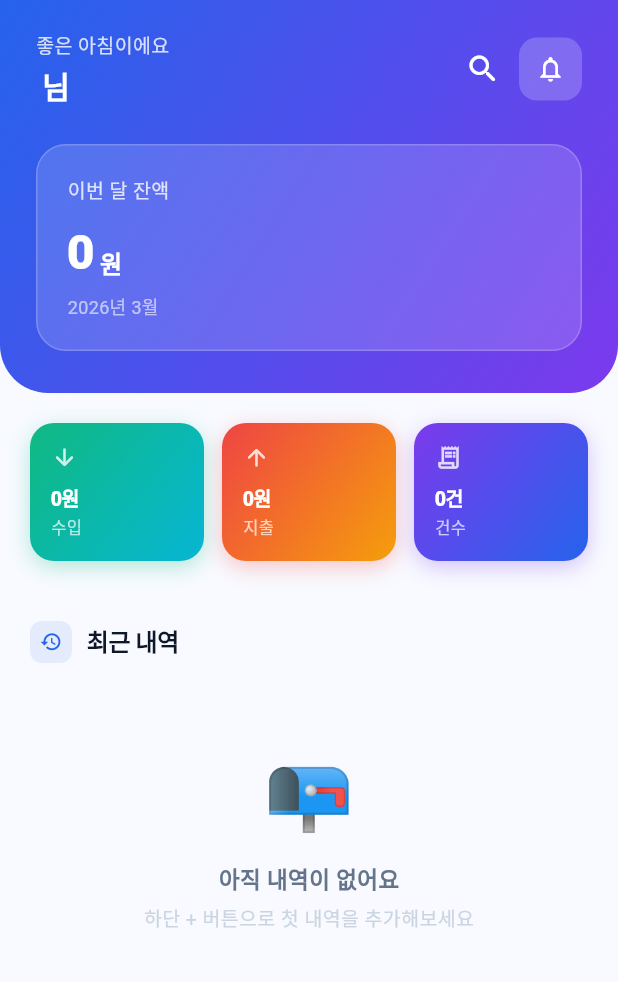
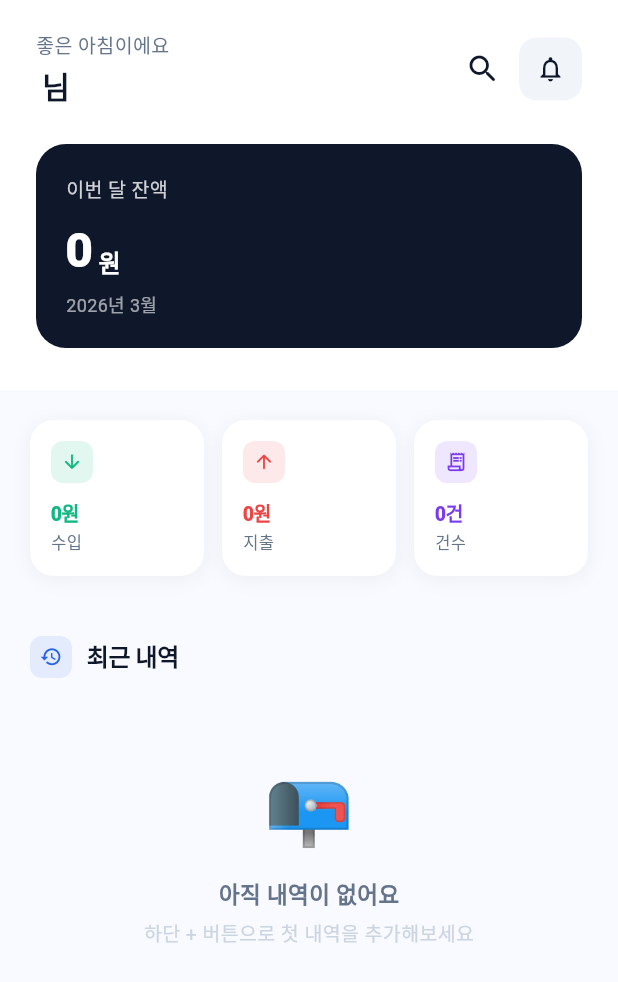
Before and after one commit to LimJongTak/ceremonial-ledger, a Flutter app: the HomeScreen screen opened directly, on a phone screen of 412 x 824 dp. Shown: the top 982 px of the screen. Run offline on Flutter 3.47's test engine with Material 3 defaults, Android fonts, the phone set to English and light mode, and no system bars; our stand-ins replace cloud_firestore, drift, drift_flutter, file_picker, firebase_auth, firebase_core and 9 more; missing offline and left inert: excel, flutter_naver_login, google_mlkit_text_recognition, home_widget, kakao_flutter_sdk_user; accounts and stored records are empty; generated files the repository leaves out were written again; network calls fail.

Commit message:
style: 홈/통계/프로필 화면 그라디언트 제거 및 모던 UI 적용
- 홈 헤더: 파란 그라디언트 → 흰색 배경, 텍스트/아이콘 다크 컬러
- 홈 잔액 카드: 반투명 glass → 다크 네이비(#0F172A) 프리미엄 카드
- 홈 수입/지출/건수 칩: 그라디언트 → 흰 카드 + 컬러 아이콘 + 컬러 텍스트
- 홈 최근 내역 아이콘: 그라디언트 배경 → 연한 회색(#F1F5F9) 중립 배경
- 통계 헤더: 파란 그라디언트 → 흰색 배경, 연도 버튼 블루 accent
- 통계 연간 요약 카드: glass → 컬러별 연한 배경 + 컬러 텍스트
- 프로필 헤더: 파란 그라디언트 → 흰색 배경, 아바타/텍스트 다크 컬러
- 프로필 총계 칩: glass → 컬러별 연한 배경 + 컬러 값 텍스트

Co-Authored-By: Claude Sonnet 4.6 <noreply@anthropic.com>

```diff
--- a/lib/views/home/home_screen.dart
+++ b/lib/views/home/home_screen.dart
@@ -139,8 +139,7 @@ class _Header extends StatelessWidget {
       padding: EdgeInsets.fromLTRB(
           24, MediaQuery.paddingOf(context).top + 20, 24, 28),
       decoration: const BoxDecoration(
-        gradient: AppTheme.gradientPrimary,
-        borderRadius: BorderRadius.vertical(bottom: Radius.circular(32)),
+        color: Colors.white,
       ),
       child: Column(
         crossAxisAlignment: CrossAxisAlignment.start,
@@ -152,13 +151,13 @@ class _Header extends StatelessWidget {
                 crossAxisAlignment: CrossAxisAlignment.start,
                 children: [
                   Text(greeting,
-                      style: TextStyle(
-                          color: Colors.white.withValues(alpha: 0.8),
+                      style: const TextStyle(
+                          color: AppTheme.textSecondary,
                           fontSize: 13)),
                   const SizedBox(height: 2),
                   Text('$nickname 님',
                       style: const TextStyle(
-                          color: Colors.white,
+                          color: AppTheme.textPrimary,
                           fontSize: 20,
                           fontWeight: FontWeight.w800,
                           letterSpacing: -0.5)),
@@ -166,7 +165,7 @@ class _Header extends StatelessWidget {
               ),
               Row(children: [
                 IconButton(
-                  icon: const Icon(Icons.search_rounded, color: Colors.white),
+                  icon: const Icon(Icons.search_rounded, color: AppTheme.textPrimary),
                   onPressed: () => Navigator.push(
                     context,
                     MaterialPageRoute(builder: (_) => SearchScreen()),
@@ -182,11 +181,11 @@ class _Header extends StatelessWidget {
                     width: 42,
                     height: 42,
                     decoration: BoxDecoration(
-                      color: Colors.white.withValues(alpha: 0.2),
+                      color: const Color(0xFFF1F5F9),
                       borderRadius: BorderRadius.circular(12),
                     ),
                     child: const Icon(Icons.notifications_outlined,
-                        color: Colors.white, size: 20),
+                        color: AppTheme.textPrimary, size: 20),
                   ),
                 ),
               ]),
@@ -198,9 +197,8 @@ class _Header extends StatelessWidget {
           Container(
             padding: const EdgeInsets.all(20),
             decoration: BoxDecoration(
-              color: Colors.white.withValues(alpha: 0.15),
+              color: const Color(0xFF0F172A),
               borderRadius: BorderRadius.circular(20),
-              border: Border.all(color: Colors.white.withValues(alpha: 0.2)),
             ),
             child: Column(
               crossAxisAlignment: CrossAxisAlignment.start,
@@ -277,7 +275,7 @@ class _MonthSummaryCards extends StatelessWidget {
             child: _SummaryMini(
           label: '수입',
           value: '${fmt.format(income)}원',
-          gradient: AppTheme.gradientIncome,
+          color: AppTheme.income,
           icon: Icons.arrow_downward_rounded,
         )),
         const SizedBox(width: 12),
@@ -285,7 +283,7 @@ class _MonthSummaryCards extends StatelessWidget {
             child: _SummaryMini(
           label: '지출',
           value: '${fmt.format(expense)}원',
-          gradient: AppTheme.gradientExpense,
+          color: AppTheme.expense,
           icon: Icons.arrow_upward_rounded,
         )),
         const SizedBox(width: 12),
@@ -293,11 +291,7 @@ class _MonthSummaryCards extends StatelessWidget {
             child: _SummaryMini(
           label: '건수',
           value: '$count건',
-          gradient: const LinearGradient(
-            colors: [Color(0xFF7C3AED), Color(0xFF2563EB)],
-            begin: Alignment.topLeft,
-            end: Alignment.bottomRight,
-          ),
+          color: AppTheme.secondary,
           icon: Icons.receipt_long_outlined,
         )),
       ]),
@@ -307,43 +301,51 @@ class _MonthSummaryCards extends StatelessWidget {
 
 class _SummaryMini extends StatelessWidget {
   final String label, value;
-  final LinearGradient gradient;
+  final Color color;
   final IconData icon;
   const _SummaryMini(
       {required this.label,
       required this.value,
-      required this.gradient,
+      required this.color,
       required this.icon});
 
   @override
   Widget build(BuildContext context) => Container(
         padding: const EdgeInsets.all(14),
         decoration: BoxDecoration(
-          gradient: gradient,
+          color: Colors.white,
           borderRadius: BorderRadius.circular(16),
           boxShadow: [
             BoxShadow(
-                color: gradient.colors.first.withValues(alpha: 0.3),
-                blurRadius: 12,
-                offset: const Offset(0, 4)),
+                color: Colors.black.withValues(alpha: 0.05),
+                blurRadius: 10,
+                offset: const Offset(0, 2)),
           ],
         ),
         child: Column(
           crossAxisAlignment: CrossAxisAlignment.start,
           children: [
-            Icon(icon, color: Colors.white.withValues(alpha: 0.8), size: 18),
-            const SizedBox(height: 8),
+            Container(
+              width: 28,
+              height: 28,
+              decoration: BoxDecoration(
+                color: color.withValues(alpha: 0.12),
+                borderRadius: BorderRadius.circular(8),
+              ),
+              child: Icon(icon, color: color, size: 15),
+            ),
+            const SizedBox(height: 10),
             Text(value,
-                style: const TextStyle(
-                    color: Colors.white,
+                style: TextStyle(
+                    color: color,
                     fontSize: 13,
                     fontWeight: FontWeight.w800,
                     letterSpacing: -0.3),
                 overflow: TextOverflow.ellipsis),
             const SizedBox(height: 2),
             Text(label,
-                style: TextStyle(
-                    color: Colors.white.withValues(alpha: 0.7), fontSize: 11)),
+                style: const TextStyle(
+                    color: AppTheme.textSecondary, fontSize: 11)),
           ],
         ),
       );
@@ -475,8 +477,7 @@ class _RecentItem extends ConsumerWidget {
             width: 44,
             height: 44,
             decoration: BoxDecoration(
-              gradient:
-                  inc ? AppTheme.gradientIncome : AppTheme.gradientExpense,
+              color: const Color(0xFFF1F5F9),
               borderRadius: BorderRadius.circular(12),
             ),
             child: Center(
```
Also changed, not shown: lib/views/home/stats_screen.dart (+14 -13 lines), lib/views/profile/profile_screen.dart (+16 -18 lines).
